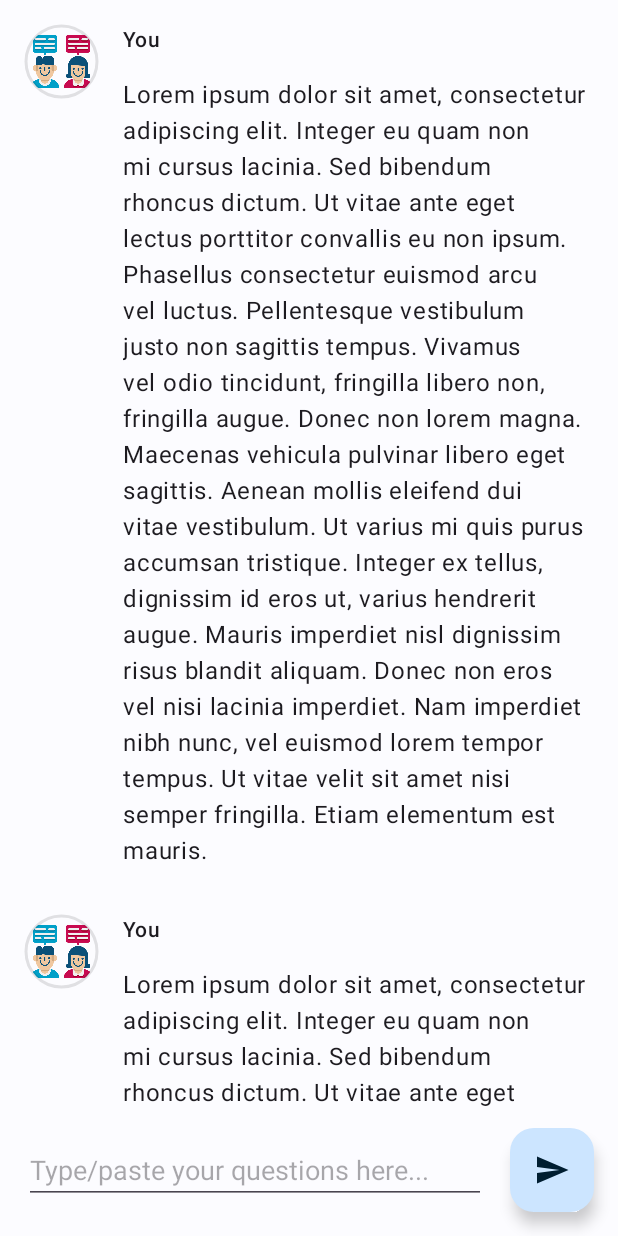
After one commit to czlucius/learntogether, an Android app: the layout fragment_generative_chat.xml on its own in the app's theme, with its tools: preview values and no code run, on a phone screen of 412 x 824 dp. The commit adds this screen. Run offline under Robolectric (Android 15) with nearby library versions, the phone set to English and light mode, and no system bars.

Commit message:
Generative chat function

```diff
--- a/LearnTogether/app/build.gradle
+++ b/LearnTogether/app/build.gradle
@@ -28,6 +28,7 @@ android {
     }
     buildFeatures {
         viewBinding true
+        dataBinding true
     }
 }
 
@@ -50,7 +51,8 @@ dependencies {
     implementation "com.google.firebase:firebase-auth"
 
     implementation 'com.google.mlkit:face-detection:16.1.5'
-
+    implementation "com.squareup.moshi:moshi-kotlin:1.14.0"
+    implementation 'com.android.volley:volley:1.2.1'
 }//
 
 apply plugin: 'com.google.gms.google-services'
--- a/LearnTogether/app/src/main/java/com/sp/learntogether/App.java
+++ b/LearnTogether/app/src/main/java/com/sp/learntogether/App.java
@@ -7,10 +7,12 @@ import com.google.firebase.FirebaseApp;
 
 public class App extends Application {
     private static final String TAG = "App";
+    public static String PACKAGE_NAME;
     @Override
     public void onCreate() {
         super.onCreate();
         Log.i(TAG, "onCreate");
         FirebaseApp.initializeApp(this);
+        PACKAGE_NAME = getPackageName();
     }
 }
--- /dev/null
+++ b/LearnTogether/app/src/main/java/com/sp/learntogether/io/NetworkResources.java
@@ -0,0 +1,5 @@
+package com.sp.learntogether.io;
+
+public class NetworkResources {
+    public static String URL = "https://learntogether.czlucius.dev/";
+}
--- a/LearnTogether/app/src/main/java/com/sp/learntogether/ui/auth/LoginFragment.java
+++ b/LearnTogether/app/src/main/java/com/sp/learntogether/ui/auth/LoginFragment.java
@@ -34,7 +34,7 @@ public class LoginFragment extends Fragment {
 
     }
     private void navigateSignUp() {
-        // TODO
+        nc.navigate(R.id.action_loginFragment_to_registerFragment);
     }
 
 
@@ -98,8 +98,7 @@ public class LoginFragment extends Fragment {
 
 
         binding.newUserBtn.setOnClickListener(v -> {
-
-            navigateHome();
+            navigateSignUp();
         });
         binding.signInBtn.setOnClickListener(v -> {
             String email = Objects.requireNonNull(binding.emailField.getEditText()).getText().toString();
--- /dev/null
+++ b/LearnTogether/app/src/main/res/drawable/baseline_send_24.xml
@@ -0,0 +1,5 @@
+<vector android:autoMirrored="true" android:height="24dp"
+    android:tint="#000000" android:viewportHeight="24"
+    android:viewportWidth="24" android:width="24dp" xmlns:android="http://schemas.android.com/apk/res/android">
+    <path android:fillColor="@android:color/white" android:pathData="M2.01,21L23,12 2.01,3 2,10l15,2 -15,2z"/>
+</vector>
--- /dev/null
+++ b/LearnTogether/app/src/main/res/layout/fragment_generative_chat.xml
@@ -0,0 +1,48 @@
+<?xml version="1.0" encoding="utf-8"?>
+<androidx.constraintlayout.widget.ConstraintLayout xmlns:android="http://schemas.android.com/apk/res/android"
+    xmlns:app="http://schemas.android.com/apk/res-auto"
+    xmlns:tools="http://schemas.android.com/tools"
+    android:layout_width="match_parent"
+    android:layout_height="match_parent"
+     tools:context=".ui.ai.GenerativeChatFragment">
+
+    <androidx.recyclerview.widget.RecyclerView
+        android:id="@+id/gen_chat_list"
+        android:layout_width="0dp"
+        android:layout_height="0dp"
+        android:layout_marginBottom="16dp"
+        app:layoutManager="androidx.recyclerview.widget.LinearLayoutManager"
+        tools:listitem="@layout/single_chat"
+        app:layout_constraintBottom_toTopOf="@+id/editText"
+        app:layout_constraintEnd_toEndOf="parent"
+        app:layout_constraintStart_toStartOf="parent"
+        app:layout_constraintTop_toTopOf="parent" />
+
+    <EditText
+        android:id="@+id/editText"
+        android:layout_width="0dp"
+        android:layout_height="wrap_content"
+        android:layout_margin="16dp"
+        android:autofillHints="Query for LearnTogether Chat"
+        android:hint="@string/question_box_hint"
+        android:inputType="textMultiLine"
+        app:layout_constraintBottom_toBottomOf="@+id/send_to_ai"
+        app:layout_constraintEnd_toStartOf="@+id/send_to_ai"
+        app:layout_constraintStart_toStartOf="parent"
+        app:layout_constraintTop_toTopOf="@+id/send_to_ai" />
+
+    <com.google.android.material.floatingactionbutton.FloatingActionButton
+        android:id="@+id/send_to_ai"
+        android:layout_width="wrap_content"
+        android:layout_height="wrap_content"
+        android:layout_margin="16dp"
+        android:contentDescription="@string/ask_learnbot"
+        android:src="@drawable/baseline_send_24"
+        app:layout_constraintBottom_toBottomOf="parent"
+        app:layout_constraintEnd_toEndOf="parent"
+        app:layout_constraintHorizontal_bias="1.0"
+        app:layout_constraintStart_toStartOf="parent"
+        app:layout_constraintTop_toTopOf="parent"
+        app:layout_constraintVertical_bias="1.0" />
+
+</androidx.constraintlayout.widget.ConstraintLayout>
--- /dev/null
+++ b/LearnTogether/app/src/main/res/layout/single_chat.xml
@@ -0,0 +1,74 @@
+<?xml version="1.0" encoding="utf-8"?>
+<layout xmlns:android="http://schemas.android.com/apk/res/android"
+    xmlns:app="http://schemas.android.com/apk/res-auto"
+    xmlns:tools="http://schemas.android.com/tools">
+
+    <data>
+
+        <variable
+            name="message"
+            type="String" >
+
+        </variable>
+
+        <variable
+            name="from"
+            type="String" />
+
+    </data>
+
+    <androidx.constraintlayout.widget.ConstraintLayout
+        android:id="@+id/root_chat"
+        android:layout_width="match_parent"
+        android:layout_height="wrap_content">
+
+        <com.google.android.material.imageview.ShapeableImageView
+            android:id="@+id/profile_ai_chat"
+            android:layout_width="50dp"
+            android:layout_height="50dp"
+            android:layout_marginStart="16dp"
+            android:layout_marginTop="16dp"
+            android:layout_marginEnd="16dp"
+            android:contentDescription="@string/profile_picture"
+            android:padding="1dp"
+            app:layout_constraintBottom_toBottomOf="parent"
+            app:layout_constraintEnd_toEndOf="parent"
+            app:layout_constraintHorizontal_bias="0.0"
+            app:layout_constraintStart_toStartOf="parent"
+            app:layout_constraintTop_toTopOf="parent"
+            app:layout_constraintVertical_bias="0.0"
+            app:shapeAppearanceOverlay="@style/Theme.LearnTogether.CircleImageStyle"
+            app:strokeWidth="2dp"
+            tools:src="@drawable/applogo" />
+
+        <TextView
+            android:id="@+id/textView4"
+            android:text="@{from}"
+            android:layout_width="wrap_content"
+            android:layout_height="wrap_content"
+            android:layout_margin="16dp"
+            android:textAppearance="@style/TextAppearance.Material3.TitleSmall"
+            app:layout_constraintEnd_toEndOf="parent"
+            app:layout_constraintHorizontal_bias="0.0"
+            app:layout_constraintStart_toEndOf="@+id/profile_ai_chat"
+            app:layout_constraintTop_toTopOf="parent"
+            tools:text="You" />
+
+        <TextView
+            android:id="@+id/message_ai_chat"
+            android:layout_width="0dp"
+            android:layout_height="wrap_content"
+            android:layout_margin="16dp"
+            android:text="@{message}"
+            android:textAppearance="@style/TextAppearance.Material3.BodyLarge"
+            app:layout_constraintBottom_toBottomOf="parent"
+            app:layout_constraintEnd_toEndOf="parent"
+            app:layout_constraintHorizontal_bias="0.0"
+            app:layout_constraintStart_toEndOf="@+id/profile_ai_chat"
+            app:layout_constraintTop_toBottomOf="@+id/textView4"
+            tools:text="Lorem ipsum dolor sit amet, consectetur adipiscing elit. Integer eu quam non mi cursus lacinia. Sed bibendum rhoncus dictum. Ut vitae ante eget lectus porttitor convallis eu non ipsum. Phasellus consectetur euismod arcu vel luctus. Pellentesque vestibulum justo non sagittis tempus. Vivamus vel odio tincidunt, fringilla libero non, fringilla augue. Donec non lorem magna. Maecenas vehicula pulvinar libero eget sagittis. Aenean mollis eleifend dui vitae vestibulum. Ut varius mi quis purus accumsan tristique. Integer ex tellus, dignissim id eros ut, varius hendrerit augue. Mauris imperdiet nisl dignissim risus blandit aliquam. Donec non eros vel nisi lacinia imperdiet. Nam imperdiet nibh nunc, vel euismod lorem tempor tempus. Ut vitae velit sit amet nisi semper fringilla. Etiam elementum est mauris. " />
+
+
+    </androidx.constraintlayout.widget.ConstraintLayout>
+
+</layout>
--- a/LearnTogether/app/src/main/res/navigation/mobile_navigation.xml
+++ b/LearnTogether/app/src/main/res/navigation/mobile_navigation.xml
@@ -49,5 +49,10 @@
             android:id="@+id/action_registerFragment_to_loginFragment"
             app:destination="@id/loginFragment" />
     </fragment>
+    <fragment
+        android:id="@+id/generativeChatFragment"
+        android:name="com.sp.learntogether.ui.ai.GenerativeChatFragment"
+        android:label="@string/chat_with_learnbot"
+        tools:layout="@layout/fragment_generative_chat" />
 
 </navigation>
--- a/LearnTogether/app/src/main/res/values/dimens.xml
+++ b/LearnTogether/app/src/main/res/values/dimens.xml
@@ -6,4 +6,5 @@
     <dimen name="nav_header_height">176dp</dimen>
 
     <dimen name="view_curve_radius">16dp</dimen>
+    <dimen name="border_circle_pics">2dp</dimen>
 </resources>
--- a/LearnTogether/app/src/main/res/values/strings.xml
+++ b/LearnTogether/app/src/main/res/values/strings.xml
@@ -34,4 +34,11 @@
     <string name="face_detected">Your picture has a face!</string>
     <string name="no_face">No face!</string>
     <string name="add_face_notice">We encourage you to add a picture with your face for better personal interaction</string>
+    <string name="question_box_hint">Type/paste your questions here...</string>
+    <string name="ask_learnbot">Ask LearnBot</string>
+    <string name="profile_picture">Profile picture</string>
+    <string name="learnbot">LearnBot</string>
+    <string name="you">You</string>
+    <string name="parsing_errors">Parsing errors</string>
+    <string name="chat_with_learnbot">Chat with LearnBot</string>
 </resources>
```
Also changed, not shown: LearnTogether/app/src/main/java/com/sp/learntogether/MainActivity.java (+10 -2 lines), LearnTogether/app/src/main/java/com/sp/learntogether/Utils.java (added, +14 -0 lines), LearnTogether/app/src/main/java/com/sp/learntogether/models/Message.java (added, +43 -0 lines), LearnTogether/app/src/main/java/com/sp/learntogether/ui/ai/GenerativeChatAdapter.java (added, +63 -0 lines), LearnTogether/app/src/main/java/com/sp/learntogether/ui/ai/GenerativeChatFragment.java (added, +53 -0 lines), LearnTogether/app/src/main/java/com/sp/learntogether/ui/ai/GenerativeChatViewModel.java (added, +164 -0 lines), LearnTogether/app/src/main/res/layout/activity_main.xml (+6 -7 lines), LearnTogether/app/src/main/res/values/themes.xml (+13 -0 lines).
